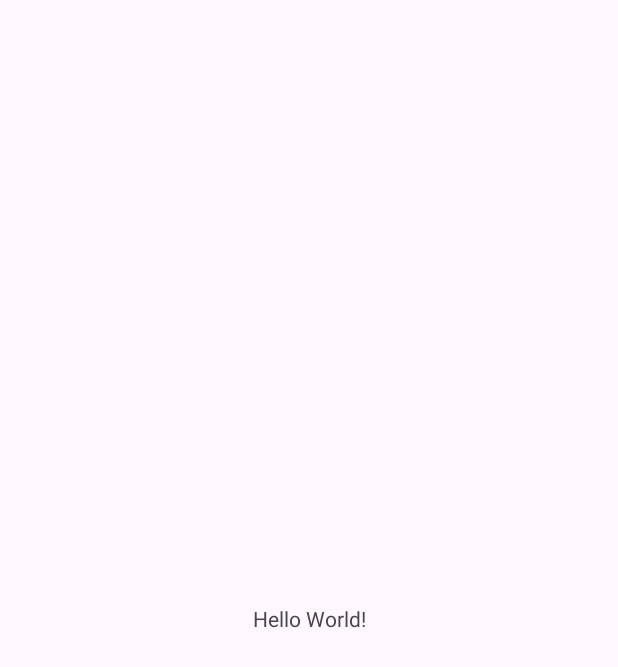
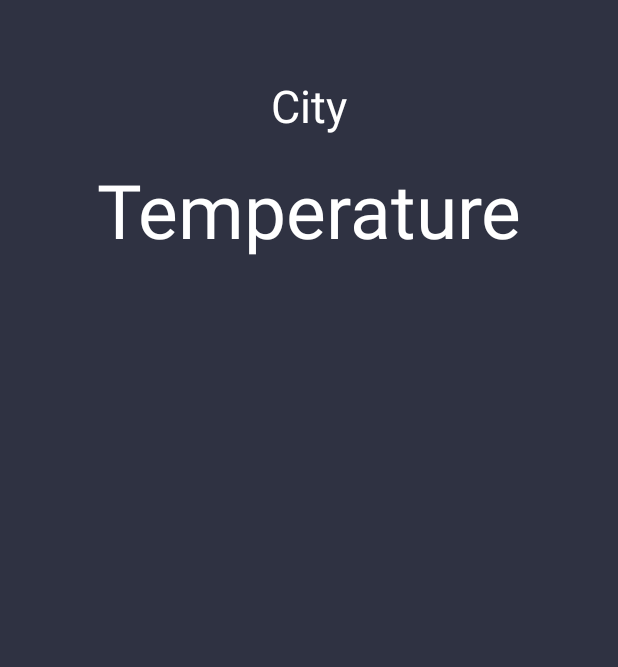
Before and after one commit to lsocpb/WeatherAppSM, an Android app: the screen it shows after launch (MainActivity), on a phone screen of 412 x 824 dp. Before the commit the part shown is almost empty. Shown: the top 667 px of the screen. Run offline under Robolectric (Android 15) with nearby library versions, the phone set to English and light mode, and no system bars.

Commit message:
first layout setup

```diff
--- a/app/src/main/AndroidManifest.xml
+++ b/app/src/main/AndroidManifest.xml
@@ -1,6 +1,11 @@
 <?xml version="1.0" encoding="utf-8"?>
 <manifest xmlns:android="http://schemas.android.com/apk/res/android"
     xmlns:tools="http://schemas.android.com/tools">
+
+    <uses-permission android:name="android.permission.INTERNET"/>
+    <uses-permission android:name="android.permission.ACCESS_NETWORK_STATE"/>
+    <uses-permission android:name="android.permission.ACCESS_COARSE_LOCATION"/>
+    <uses-permission android:name="android.permission.ACCESS_FINE_LOCATION"/>
 
     <application
         android:allowBackup="true"
--- a/app/src/main/java/com/example/weatherappsm/MainActivity.java
+++ b/app/src/main/java/com/example/weatherappsm/MainActivity.java
@@ -3,12 +3,24 @@ package com.example.weatherappsm;
 import androidx.appcompat.app.AppCompatActivity;
 
 import android.os.Bundle;
+import android.widget.ImageView;
+import android.widget.RelativeLayout;
+import android.widget.TextView;
 
 public class MainActivity extends AppCompatActivity {
 
+    private TextView idTVtemp, idTVcityName;
+    private ImageView idIVHomebg;
+
+    private RelativeLayout idRLhome;
     @Override
     protected void onCreate(Bundle savedInstanceState) {
         super.onCreate(savedInstanceState);
         setContentView(R.layout.activity_main);
+        idTVcityName = findViewById(R.id.idTVcityName);
+        idTVtemp = findViewById(R.id.idTVtemp);
+        idIVHomebg = findViewById(R.id.idIVHomebg);
+        idRLhome = findViewById(R.id.idRLHome);
     }
+
 }
--- a/app/src/main/res/layout/activity_main.xml
+++ b/app/src/main/res/layout/activity_main.xml
@@ -1,18 +1,50 @@
 <?xml version="1.0" encoding="utf-8"?>
-<androidx.constraintlayout.widget.ConstraintLayout xmlns:android="http://schemas.android.com/apk/res/android"
+<RelativeLayout xmlns:android="http://schemas.android.com/apk/res/android"
     xmlns:app="http://schemas.android.com/apk/res-auto"
     xmlns:tools="http://schemas.android.com/tools"
     android:layout_width="match_parent"
     android:layout_height="match_parent"
     tools:context=".MainActivity">
 
-    <TextView
-        android:layout_width="wrap_content"
+    <RelativeLayout
+        android:layout_width="match_parent"
         android:layout_height="wrap_content"
-        android:text="Hello World!"
-        app:layout_constraintBottom_toBottomOf="parent"
-        app:layout_constraintEnd_toEndOf="parent"
-        app:layout_constraintStart_toStartOf="parent"
-        app:layout_constraintTop_toTopOf="parent" />
+        android:id="@+id/idRLHome"
+        android:visibility="visible">
 
-</androidx.constraintlayout.widget.ConstraintLayout>
+        <ImageView
+            android:id="@+id/idIVHomebg"
+            android:layout_width="match_parent"
+            android:layout_height="match_parent"
+            android:scaleType="centerCrop"
+            android:src="@color/homebg" />
+
+        <TextView
+            android:layout_width="match_parent"
+            android:layout_height="wrap_content"
+            android:text="@string/cityName"
+            android:textColor="@color/white"
+            android:textSize="30sp"
+            android:textAlignment="center"
+            android:gravity="center"
+            android:layout_marginTop="50dp"
+            android:id="@+id/idTVcityName"/>
+
+        <TextView
+            android:id="@+id/idTVtemp"
+            android:layout_width="match_parent"
+            android:layout_height="wrap_content"
+            android:layout_below="@id/idTVcityName"
+            android:layout_margin="10dp"
+            android:gravity="center_horizontal"
+            android:padding="5dp"
+            android:text="@string/temperature"
+            android:textColor="@color/white"
+            android:textSize="50sp"/>
+    </RelativeLayout>
+
+
+
+
+
+</RelativeLayout>
--- a/app/src/main/res/values/colors.xml
+++ b/app/src/main/res/values/colors.xml
@@ -2,4 +2,5 @@
 <resources>
     <color name="black">#FF000000</color>
     <color name="white">#FFFFFFFF</color>
+    <color name="homebg">#2F3242</color>
 </resources>
--- a/app/src/main/res/values/strings.xml
+++ b/app/src/main/res/values/strings.xml
@@ -1,3 +1,5 @@
 <resources>
     <string name="app_name">WeatherAppSM</string>
+    <string name="cityName">City</string>
+    <string name="temperature">Temperature</string>
 </resources>
```
